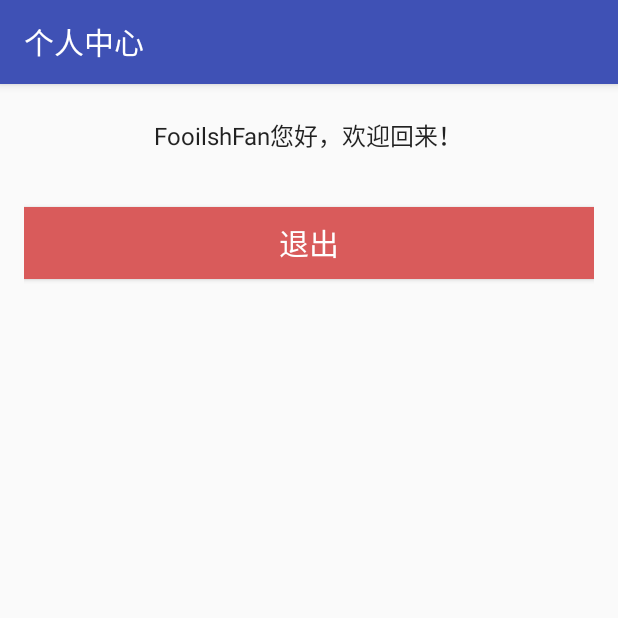
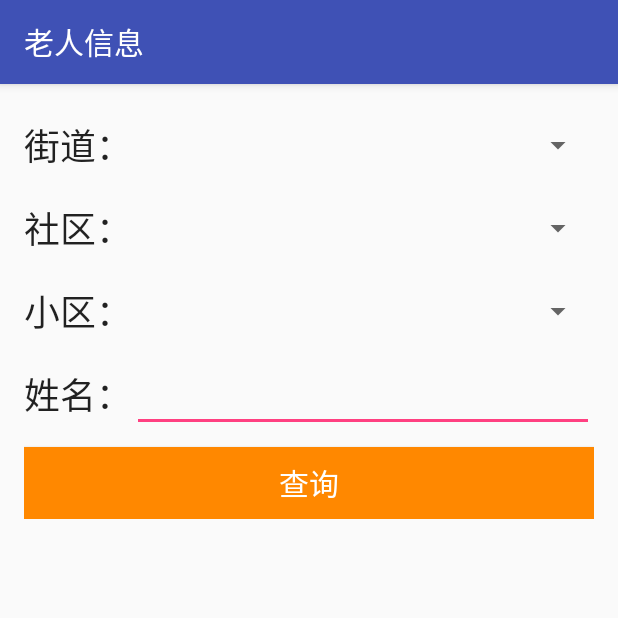
Before and after one commit to chj-endpoint/HCSS, an Android app: the User screen opened directly, with no data from a screen before it, on a phone screen of 412 x 824 dp, the top half of it. Run offline under Robolectric (Android 15) with nearby library versions, the phone set to English and light mode, and no system bars.

Commit message:
添加查询界面

```diff
--- a/app/src/main/AndroidManifest.xml
+++ b/app/src/main/AndroidManifest.xml
@@ -18,7 +18,7 @@
                 <category android:name="android.intent.category.LAUNCHER" />
             </intent-filter>
         </activity>
-        <activity android:label="个人中心" android:name=".User"/>
+        <activity android:label="老人信息" android:name=".User"/>
         <activity android:label="用户注册" android:name=".Register"/>
         <activity android:label="密码修改" android:name=".Resetpwd"/>
     </application>
--- a/app/src/main/res/layout/user.xml
+++ b/app/src/main/res/layout/user.xml
@@ -1,37 +1,114 @@
 <?xml version="1.0" encoding="utf-8"?>
 <RelativeLayout xmlns:android="http://schemas.android.com/apk/res/android"
+    xmlns:tools="http://schemas.android.com/tools"
     android:layout_width="match_parent"
     android:layout_height="match_parent"
+    android:orientation="vertical"
     android:paddingBottom="@dimen/activity_vertical_margin"
     android:paddingLeft="@dimen/activity_horizontal_margin"
     android:paddingRight="@dimen/activity_horizontal_margin"
     android:paddingTop="@dimen/activity_vertical_margin">
 
+    <RelativeLayout xmlns:android="http://schemas.android.com/apk/res/android"
+        xmlns:tools="http://schemas.android.com/tools"
+        android:layout_width="match_parent"
+        android:layout_height="wrap_content">
+
         <TextView
+            android:id="@+id/street"
             android:layout_width="wrap_content"
             android:layout_height="wrap_content"
+            android:layout_centerHorizontal="false"
+            android:height="50dp"
+            android:gravity="center_vertical|center_horizontal"
+            android:text="街道："
             android:textAppearance="?android:attr/textAppearanceLarge"
-        android:text="FooilshFan您好，欢迎回来！"
-        android:id="@+id/textView"
-        android:layout_centerHorizontal="true"
-        android:layout_marginLeft="50dp"
-        android:layout_marginTop="6dp"
-        android:textSize="16dp" />
+            android:textSize="24sp" />
+
+        <Spinner
+            android:id="@+id/spiStreet"
+            android:layout_width="match_parent"
+            android:layout_height="50dp"
+            android:layout_toRightOf="@+id/street"/>
+
+        <TextView
+            android:id="@+id/community"
+            android:layout_marginTop="5dp"
+            android:layout_width="wrap_content"
+            android:layout_height="wrap_content"
+            android:layout_centerHorizontal="false"
+            android:layout_below="@+id/street"
+            android:height="50dp"
+            android:gravity="center_vertical|center_horizontal"
+            android:text="社区："
+            android:textAppearance="?android:attr/textAppearanceLarge"
+            android:textSize="24sp" />
+
+        <Spinner
+            android:id="@+id/spiCommunity"
+            android:layout_width="match_parent"
+            android:layout_marginTop="5dp"
+            android:layout_height="50dp"
+            android:layout_below="@+id/spiStreet"
+            android:layout_toRightOf="@+id/community"/>
+
+        <TextView
+            android:id="@+id/village"
+            android:layout_marginTop="5dp"
+            android:layout_width="wrap_content"
+            android:layout_height="wrap_content"
+            android:layout_centerHorizontal="false"
+            android:layout_below="@+id/community"
+            android:height="50dp"
+            android:gravity="center_vertical|center_horizontal"
+            android:text="小区："
+            android:textAppearance="?android:attr/textAppearanceLarge"
+            android:textSize="24sp" />
+
+        <Spinner
+            android:id="@+id/spiVillage"
+            android:layout_width="match_parent"
+            android:layout_marginTop="5dp"
+            android:layout_height="50dp"
+            android:layout_below="@+id/spiCommunity"
+            android:layout_toRightOf="@+id/street"/>
+
+        <TextView
+            android:id="@+id/name"
+            android:layout_marginTop="5dp"
+            android:layout_width="wrap_content"
+            android:layout_height="wrap_content"
+            android:layout_centerHorizontal="false"
+            android:layout_below="@+id/village"
+            android:height="50dp"
+            android:gravity="center_vertical|center_horizontal"
+            android:text="姓名："
+            android:textAppearance="?android:attr/textAppearanceLarge"
+            android:textSize="24sp" />
+
+        <EditText
+            android:id="@+id/editName"
+            android:layout_width="match_parent"
+            android:layout_marginTop="5dp"
+            android:layout_height="50dp"
+            android:layout_below="@+id/spiVillage"
+            android:layout_toRightOf="@+id/name"/>
 
         <Button
+            android:id="@+id/returnback"
             android:layout_width="wrap_content"
             android:layout_height="wrap_content"
-        android:text="退出"
-        android:id="@+id/returnback"
-        android:layout_below="@+id/textView"
-        android:layout_marginTop="36dp"
+            android:layout_alignParentEnd="true"
+            android:layout_alignParentLeft="true"
+            android:layout_alignParentRight="true"
+            android:layout_alignParentStart="true"
+            android:layout_below="@+id/name"
+            android:layout_marginTop="10dp"
+            android:background="@android:color/holo_orange_dark"
             android:onClick="back_to_login"
+            android:text="查询"
             android:textColor="#ffffff"
-        android:textSize="20dp"
-        android:background="#d95b5b"
-        android:layout_alignParentLeft="true"
-        android:layout_alignParentStart="true"
-        android:layout_alignParentRight="true"
-        android:layout_alignParentEnd="true" />
+            android:textSize="20dp" />
 
     </RelativeLayout>
+</RelativeLayout>
```
Lines whose indentation alone changed are shown as unchanged.
